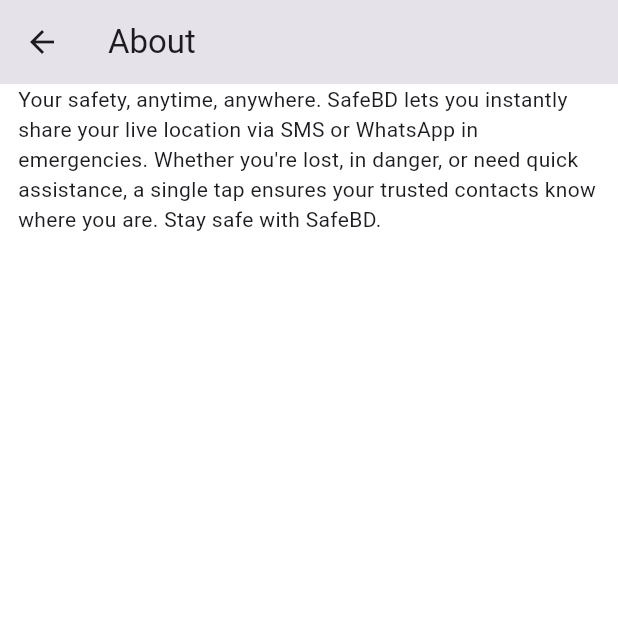
After one commit to sajidrec/flutter_safe_bd, a Flutter app: the AboutPage screen opened by its route, on a phone screen of 412 x 824 dp, the top half of it. The commit adds this screen. Run offline on Flutter 3.47's test engine with Material 3 defaults, Android fonts, the phone set to English and light mode, and no system bars; our stand-ins replace geolocator, get, shared_preferences; accounts and stored records are empty; statements that could not run were skipped.

Commit message:
- Add about page contents

```diff
--- /dev/null
+++ b/lib/presentation/about/screens/about_page.dart
@@ -0,0 +1,21 @@
+import 'package:flutter/material.dart';
+import 'package:flutter_safe_bd/utils/constants.dart';
+
+class AboutPage extends StatelessWidget {
+  const AboutPage({super.key});
+
+  @override
+  Widget build(BuildContext context) {
+    return SafeArea(
+      child: Scaffold(
+        appBar: AppBar(title: Text("About")),
+        body: SingleChildScrollView(
+          child: Padding(
+            padding: const EdgeInsets.symmetric(horizontal: 12),
+            child: Column(children: [Text(Constants.msg)]),
+          ),
+        ),
+      ),
+    );
+  }
+}
--- a/lib/presentation/home/pages/home_page.dart
+++ b/lib/presentation/home/pages/home_page.dart
@@ -244,7 +244,9 @@ class _HomePageState extends State<HomePage> {
             ),
           ),
           InkWell(
-            onTap: () {},
+            onTap: () {
+              Get.toNamed(AppRoutes.about);
+            },
             child: ListTile(
               title: Text("About"),
               leading: Icon(Icons.info_outline),
--- a/lib/routes/app_pages.dart
+++ b/lib/routes/app_pages.dart
@@ -1,3 +1,4 @@
+import 'package:flutter_safe_bd/presentation/about/screens/about_page.dart';
 import 'package:flutter_safe_bd/presentation/add_remove_contact_page/pages/add_remove_contact_page.dart';
 import 'package:flutter_safe_bd/presentation/customize_message/pages/customize_message_page.dart';
 import 'package:flutter_safe_bd/presentation/home/pages/home_page.dart';
@@ -21,5 +22,6 @@ class AppPages {
       name: AppRoutes.importantNumbers,
       page: () => ImportantNumbersPage(),
     ),
+    GetPage(name: AppRoutes.about, page: () => AboutPage()),
   ];
 }
--- a/lib/routes/app_routes.dart
+++ b/lib/routes/app_routes.dart
@@ -5,4 +5,5 @@ abstract class AppRoutes {
   static const String customMessage = '/customMessage';
   static const String refreshRate = '/refreshRate';
   static const String importantNumbers = '/importantNumbers';
+  static const String about = '/about';
 }
--- /dev/null
+++ b/lib/utils/constants.dart
@@ -0,0 +1,4 @@
+class Constants {
+  static final String msg =
+      "Your safety, anytime, anywhere. SafeBD lets you instantly share your live location via SMS or WhatsApp in emergencies. Whether you're lost, in danger, or need quick assistance, a single tap ensures your trusted contacts know where you are. Stay safe with SafeBD.";
+}
```
